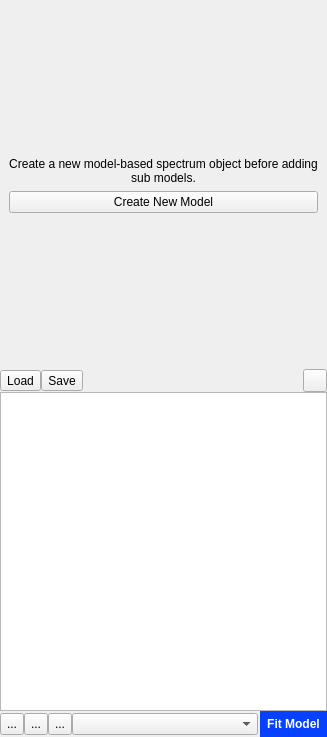
The window that specviz/plugins/model_editor/model_editor.ui (spacetelescope/specviz) describes before a commit, drawn with Qt 5.
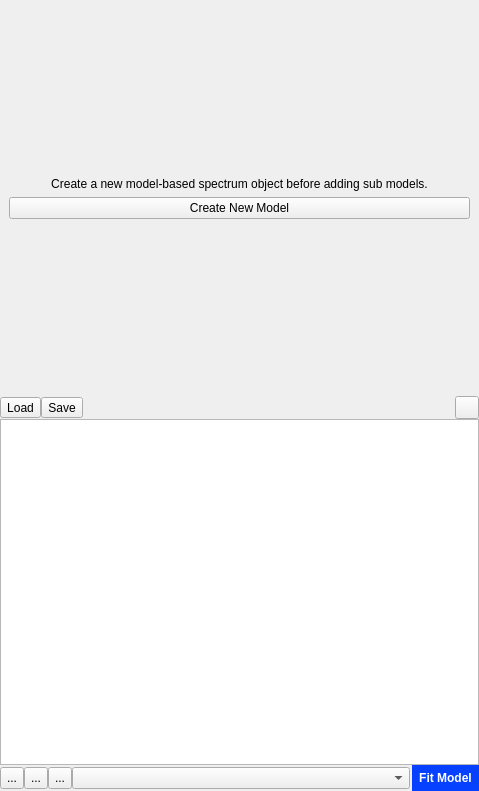
The same window after the commit. Icons and pictures are not drawn.

What changed in the file:
```diff
--- a/specviz/plugins/model_editor/model_editor.ui
+++ b/specviz/plugins/model_editor/model_editor.ui
@@ -6,8 +6,8 @@
    <rect>
     <x>0</x>
     <y>0</y>
-    <width>327</width>
-    <height>737</height>
+    <width>479</width>
+    <height>791</height>
    </rect>
   </property>
   <property name="windowTitle">
```
Left out of the diff: 46 changed lines with no effect on the pictures.
